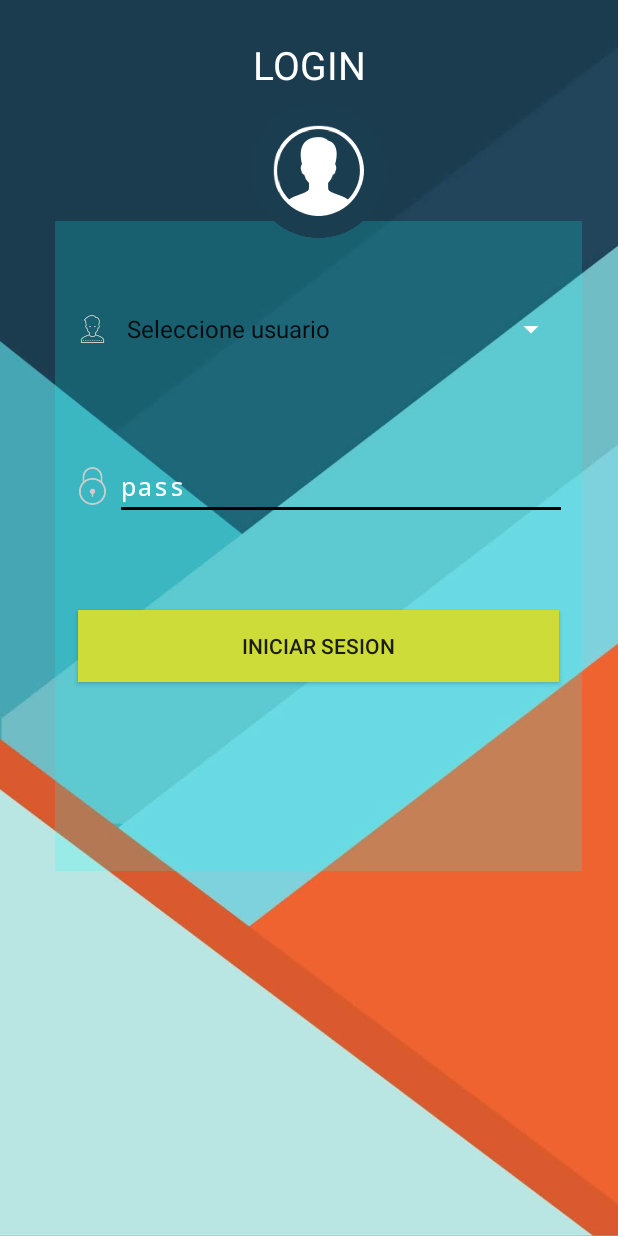
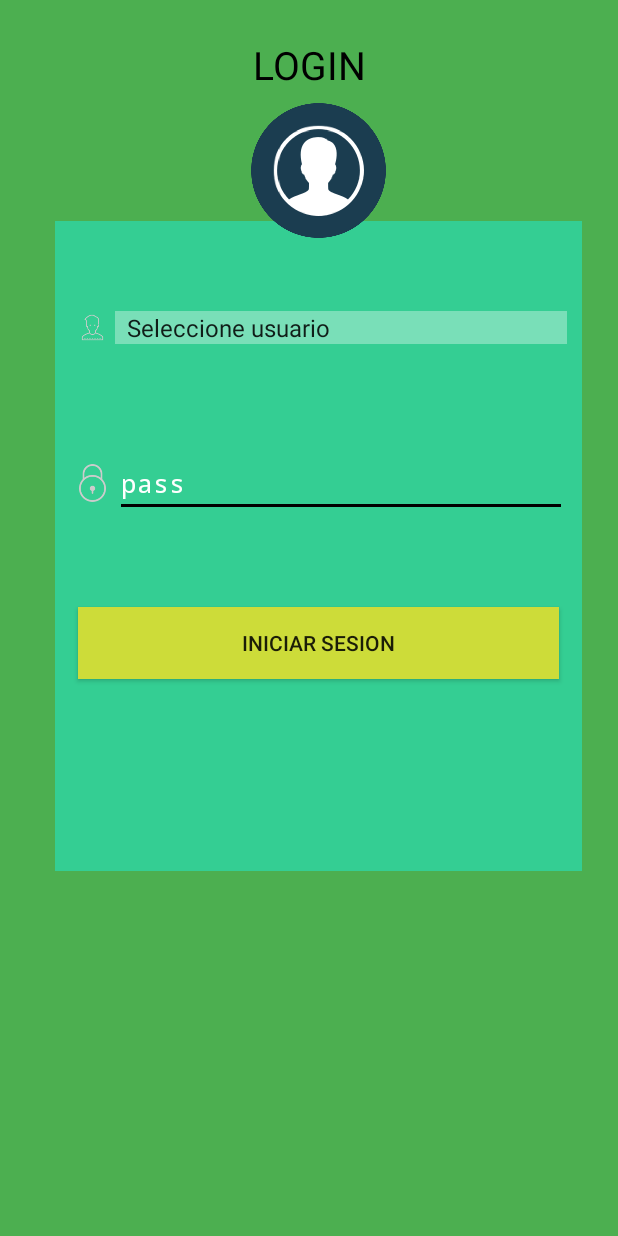
Before and after one commit to helmut1996/Catalogo_Sinevol, an Android app: the screen it shows after launch (MainActivity), on a phone screen of 412 x 824 dp. Run offline under Robolectric (Android 15) with nearby library versions, the phone set to English and light mode, and no system bars; libraries missing offline, so code that uses them is left out: com.orm; 2 statements that could not run were skipped.

Commit message:
cambios de colores en login

```diff
--- a/app/src/main/res/layout/activity_main.xml
+++ b/app/src/main/res/layout/activity_main.xml
@@ -5,7 +5,7 @@
     android:layout_width="match_parent"
     android:layout_height="match_parent"
     tools:context=".MainActivity"
-    android:background="@drawable/background_of_ui">
+    android:background="@color/primary">
 
     <TextView
         android:id="@+id/textView"
@@ -17,7 +17,7 @@
         android:layout_marginBottom="5dp"
         android:gravity="center"
         android:text="LOGIN"
-        android:textColor="#fff"
+        android:textColor="#000"
         android:textSize="26sp"
         android:typeface="sans"
         app:layout_constraintBottom_toBottomOf="parent"
@@ -32,7 +32,7 @@
         android:layout_width="351dp"
         android:layout_height="433dp"
         android:layout_marginTop="40dp"
-        android:background="#2F0FFFFF"
+        android:background="#610FFFFF"
         android:orientation="vertical"
         app:layout_constraintBottom_toBottomOf="parent"
         app:layout_constraintEnd_toEndOf="parent"
@@ -67,6 +67,7 @@
                 android:backgroundTint="@color/white"
                 android:hint="Usuer"
                 android:textColor="@color/white"
+                android:background="#57FFFFFF"
                 android:textColorHint="@color/white" />
 
 
```
Also changed, not shown: app/src/main/res/drawable/fondo.png (added), 2 other files.
